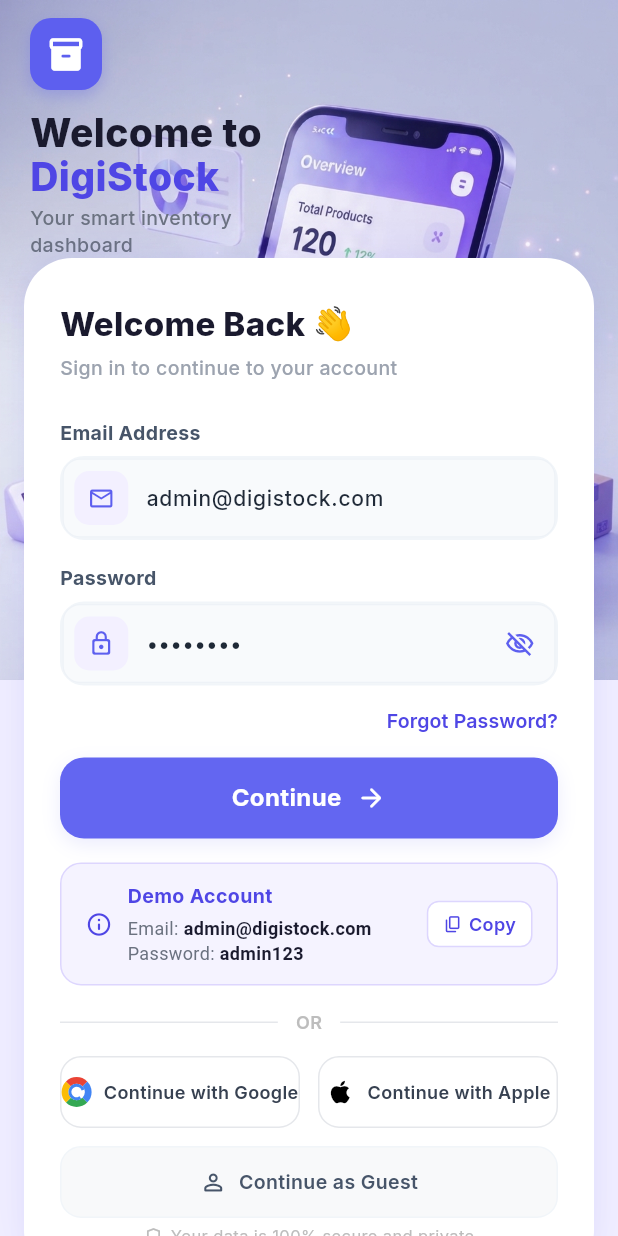
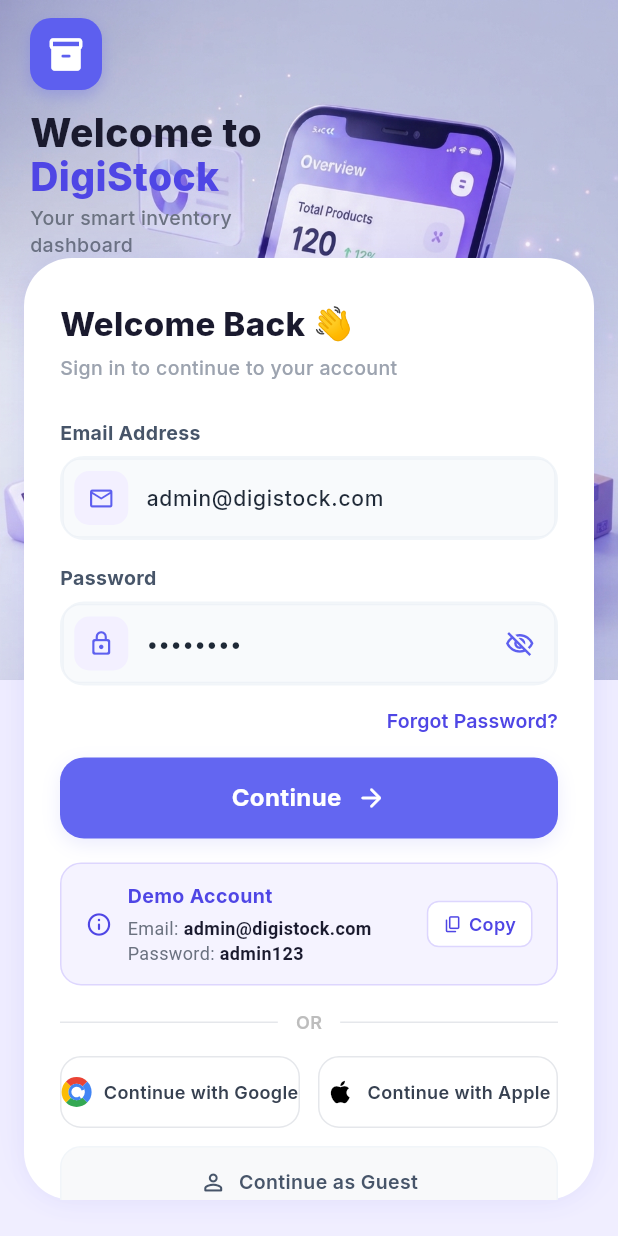
Before and after one commit to Syak1234/DigiStock, a Flutter app: the LoginPage screen opened by its route, on a phone screen of 412 x 824 dp. Run offline on Flutter 3.47's test engine with Material 3 defaults, Android fonts, the phone set to English and light mode, and no system bars; drawn by our look-alikes of flutter_animate; our stand-ins replace device_preview, equatable, fl_chart, flutter_bloc, go_router, google_fonts and 3 more; accounts and stored records are empty.

Commit message:
update all

```diff
--- a/lib/features/auth/presentation/pages/login_page.dart
+++ b/lib/features/auth/presentation/pages/login_page.dart
@@ -153,15 +153,14 @@
                       ),
                     ),
 
-                    // Flexible spacer to push the form to the bottom
-                    const Spacer(),
-
                     // ── BOTTOM FORM SHEET ────────────────────────────────
-                    Container(
+                    Flexible(
+                      child: Container(
                         margin: const EdgeInsets.only(
                           left: 16,
                           right: 16,
                           bottom: 24,
+                          top: 0,
                         ),
                         decoration: BoxDecoration(
                           color: Colors.white,
@@ -180,6 +179,7 @@
                           ],
                         ),
                         child: SingleChildScrollView(
+                          physics: const ClampingScrollPhysics(),
                           padding: const EdgeInsets.fromLTRB(24, 28, 24, 16),
                           child: Column(
                             crossAxisAlignment: CrossAxisAlignment.stretch,
@@ -312,7 +312,10 @@
 
                               // Security note
                               Padding(
-                              padding: const EdgeInsets.only(top: 4, bottom: 4),
+                                padding: const EdgeInsets.only(
+                                  top: 4,
+                                  bottom: 4,
+                                ),
                                 child: Row(
                                   mainAxisAlignment: MainAxisAlignment.center,
                                   children: [
@@ -335,7 +338,8 @@
                             ],
                           ),
                         ),
-                    ),
+                      ), // Container
+                    ), // Flexible
                   ],
                 ),
               ),
```
Lines whose indentation alone changed are shown as unchanged.
